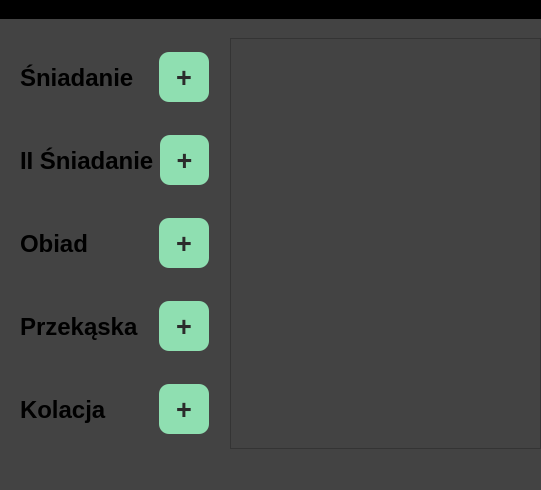
Before: the Qt Designer form mainwindow.ui in szymonsztreja/Projekt, drawn with Qt 5.
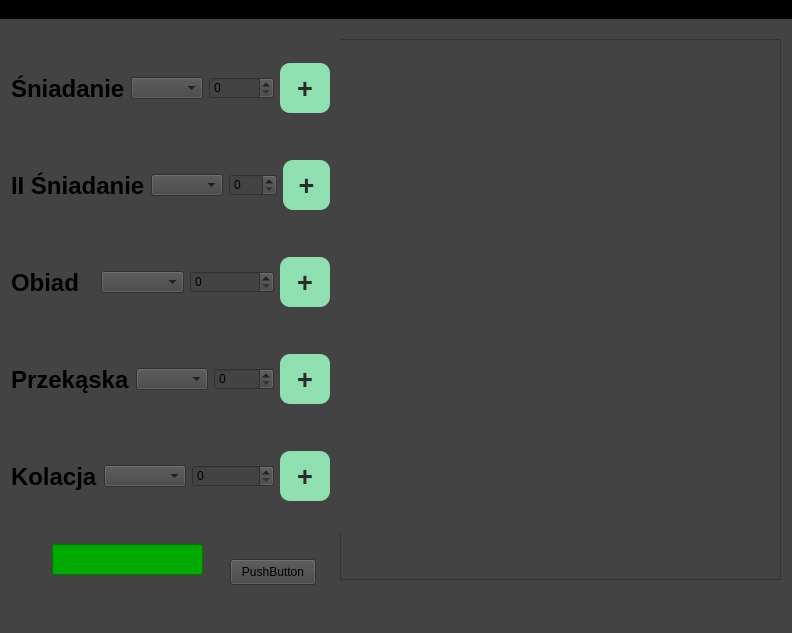
After: the same form once the commit is applied.

Commit message: Removed pop up window

The edit to the form file:
```diff
--- a/mainwindow.ui
+++ b/mainwindow.ui
@@ -6,8 +6,8 @@
    <rect>
     <x>0</x>
     <y>0</y>
-    <width>541</width>
-    <height>490</height>
+    <width>792</width>
+    <height>633</height>
    </rect>
   </property>
   <property name="font">
@@ -29,10 +29,10 @@
    <widget class="QFrame" name="frame">
     <property name="geometry">
      <rect>
-      <x>230</x>
-      <y>19</y>
-      <width>311</width>
-      <height>411</height>
+      <x>340</x>
+      <y>20</y>
+      <width>441</width>
+      <height>541</height>
      </rect>
     </property>
     <property name="frameShape">
@@ -42,16 +42,29 @@
      <enum>QFrame::Raised</enum>
     </property>
    </widget>
-   <widget class="QWidget" name="">
+   <widget class="QLineEdit" name="lineEdit">
     <property name="geometry">
      <rect>
-      <x>9</x>
-      <y>9</y>
-      <width>211</width>
-      <height>431</height>
+      <x>52</x>
+      <y>525</y>
+      <width>151</width>
+      <height>31</height>
      </rect>
     </property>
-    <layout class="QVBoxLayout" name="verticalLayout_2">
+    <property name="styleSheet">
+     <string notr="true">background-color: rgb(0, 170, 0);</string>
+    </property>
+   </widget>
+   <widget class="QWidget" name="layoutWidget">
+    <property name="geometry">
+     <rect>
+      <x>0</x>
+      <y>13</y>
+      <width>341</width>
+      <height>501</height>
+     </rect>
+    </property>
+    <layout class="QVBoxLayout" name="verticalLayout">
      <item>
       <layout class="QHBoxLayout" name="horizontalLayout">
        <item>
@@ -86,6 +99,12 @@
          </property>
         </widget>
        </item>
+       <item>
+        <widget class="QComboBox" name="comboBox"/>
+       </item>
+       <item>
+        <widget class="QSpinBox" name="spinBox"/>
+       </item>
        <item>
         <widget class="QPushButton" name="pushButton">
          <property name="maximumSize">
@@ -118,7 +137,7 @@
       </layout>
      </item>
      <item>
-      <layout class="QHBoxLayout" name="horizontalLayout_2">
+      <layout class="QHBoxLayout" name="horizontalLayout_3">
        <item>
         <widget class="QLabel" name="label_2">
          <property name="sizePolicy">
@@ -151,6 +170,12 @@
          </property>
         </widget>
        </item>
+       <item>
+        <widget class="QComboBox" name="comboBox_2"/>
+       </item>
+       <item>
+        <widget class="QSpinBox" name="spinBox_2"/>
+       </item>
        <item>
         <widget class="QPushButton" name="pushButton_2">
          <property name="maximumSize">
@@ -182,7 +207,7 @@
       </layout>
      </item>
      <item>
-      <layout class="QHBoxLayout" name="horizontalLayout_3">
+      <layout class="QHBoxLayout" name="horizontalLayout_2">
        <item>
         <widget class="QLabel" name="label_3">
          <property name="sizePolicy">
@@ -215,6 +240,12 @@
          </property>
         </widget>
        </item>
+       <item>
+        <widget class="QComboBox" name="comboBox_3"/>
+       </item>
+       <item>
+        <widget class="QSpinBox" name="spinBox_3"/>
+       </item>
        <item>
         <widget class="QPushButton" name="pushButton_3">
          <property name="maximumSize">
@@ -279,6 +310,12 @@
          </property>
         </widget>
        </item>
+       <item>
+        <widget class="QComboBox" name="comboBox_4"/>
+       </item>
+       <item>
+        <widget class="QSpinBox" name="spinBox_4"/>
+       </item>
        <item>
         <widget class="QPushButton" name="pushButton_4">
          <property name="maximumSize">
@@ -343,6 +380,12 @@
          </property>
         </widget>
        </item>
+       <item>
+        <widget class="QComboBox" name="comboBox_5"/>
+       </item>
+       <item>
+        <widget class="QSpinBox" name="spinBox_5"/>
+       </item>
        <item>
         <widget class="QPushButton" name="pushButton_5">
          <property name="maximumSize">
@@ -375,13 +418,26 @@
      </item>
     </layout>
    </widget>
+   <widget class="QPushButton" name="pushButton_6">
+    <property name="geometry">
+     <rect>
+      <x>230</x>
+      <y>540</y>
+      <width>86</width>
+      <height>26</height>
+     </rect>
+    </property>
+    <property name="text">
+     <string>PushButton</string>
+    </property>
+   </widget>
   </widget>
   <widget class="QMenuBar" name="menuBar">
    <property name="geometry">
     <rect>
      <x>0</x>
      <y>0</y>
-     <width>541</width>
+     <width>792</width>
      <height>26</height>
     </rect>
    </property>
```
The commit also changes 6 other files.
